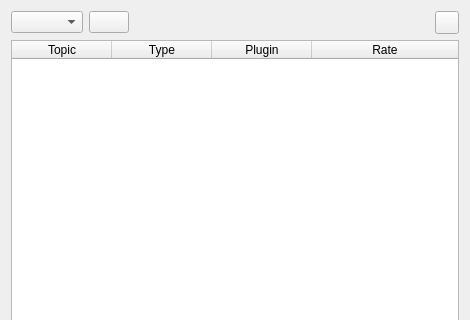
Above: src/image_overlay.ui from ros-sports/rqt_image_overlay before the change; both pictures show x 0 to 470 and y 0 to 320 of the 470 by 578 pixel window. Below: the same form after it.
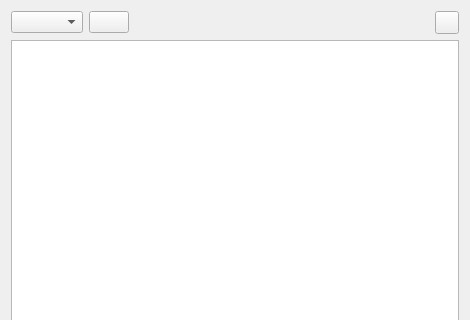
That is the form after the change. Icons and pictures are not drawn. Custom widgets are drawn as their Qt base class.

Diff of the .ui file:
```diff
--- a/src/image_overlay.ui
+++ b/src/image_overlay.ui
@@ -65,42 +65,22 @@
      <property name="orientation">
       <enum>Qt::Vertical</enum>
      </property>
-     <widget class="QTableWidget" name="plugin_topic_table">
+     <widget class="QTableView" name="plugin_topic_table">
       <property name="dragEnabled">
        <bool>false</bool>
       </property>
       <property name="dragDropMode">
        <enum>QAbstractItemView::NoDragDrop</enum>
       </property>
-      <attribute name="horizontalHeaderStretchLastSection">
+      <attribute name="verticalHeaderCascadingSectionResizes">
        <bool>true</bool>
       </attribute>
-      <attribute name="verticalHeaderVisible">
-       <bool>false</bool>
-      </attribute>
-      <attribute name="verticalHeaderDefaultSectionSize">
+      <attribute name="verticalHeaderMinimumSectionSize">
        <number>24</number>
       </attribute>
-      <column>
-       <property name="text">
-        <string>Topic</string>
-       </property>
-      </column>
-      <column>
-       <property name="text">
-        <string>Type</string>
-       </property>
-      </column>
-      <column>
-       <property name="text">
-        <string>Plugin</string>
-       </property>
-      </column>
-      <column>
-       <property name="text">
-        <string>Rate</string>
-       </property>
-      </column>
+      <attribute name="verticalHeaderDefaultSectionSize">
+       <number>21</number>
+      </attribute>
      </widget>
      <widget class="RatioLayoutedFrame" name="image_frame">
       <property name="sizePolicy">
```
